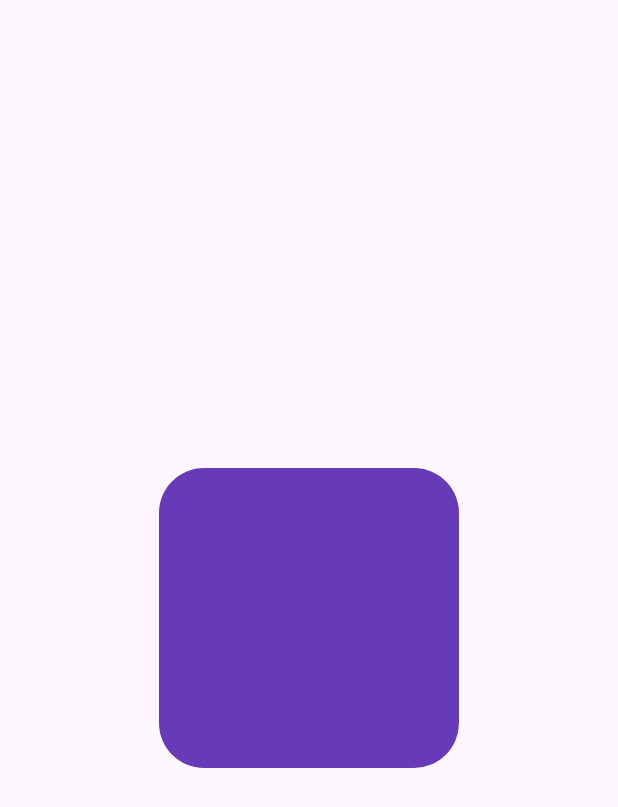
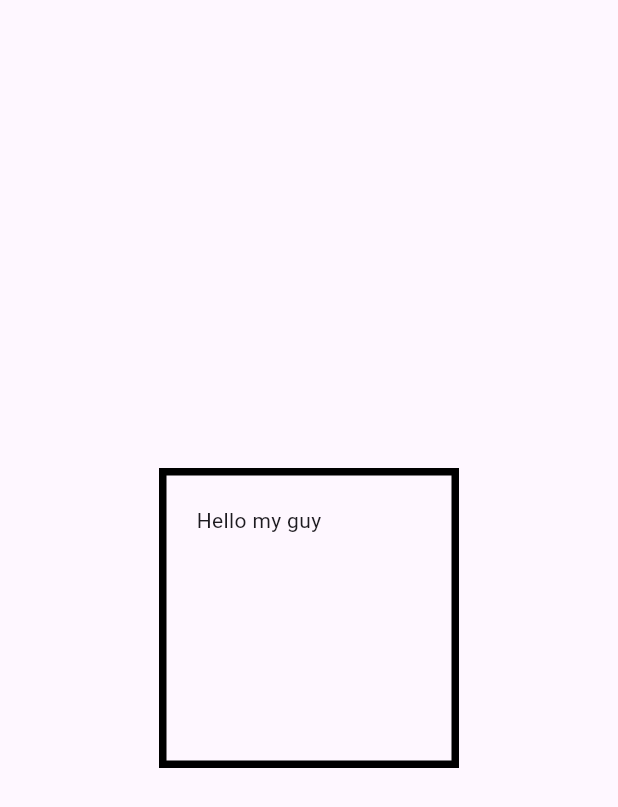
Before and after one commit to Odhi-ambo/flutter_widgets_101, a Flutter app: the screen it shows after launch, on a phone screen of 412 x 824 dp. Shown: the top 807 px of the screen. Run offline on Flutter 3.47's test engine with Material 3 defaults, Android fonts, the phone set to English and light mode, and no system bars.

Commit message:
intial commit-container implementations

```diff
--- a/lib/homepage.dart
+++ b/lib/homepage.dart
@@ -8,12 +8,13 @@ class HomePage extends StatelessWidget {
     return Scaffold(
       body: Center(
         child: Container(
+          padding: EdgeInsets.all(20),
           height: 200,
           width: 200,
           decoration: BoxDecoration(
-            borderRadius: BorderRadius.circular(30),
-            color: Colors.deepPurple,
+            border: Border.all(color: Colors.black, width: 5),
           ),
+          child: Text('Hello my guy'),
         ),
       ),
     );
```
